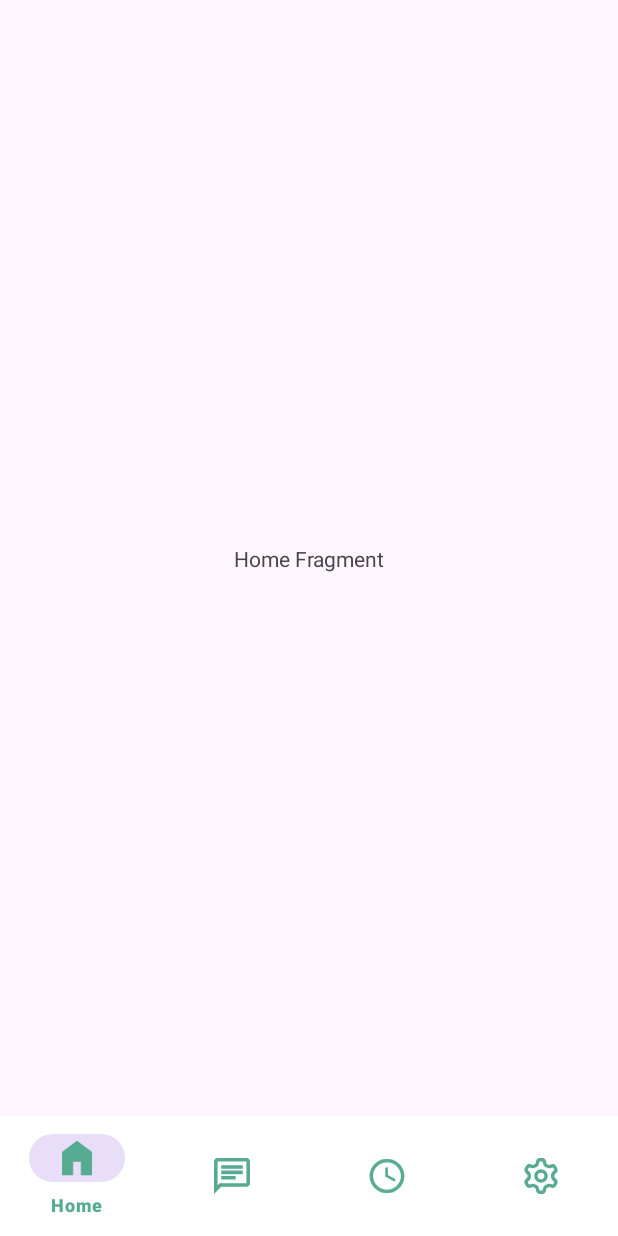
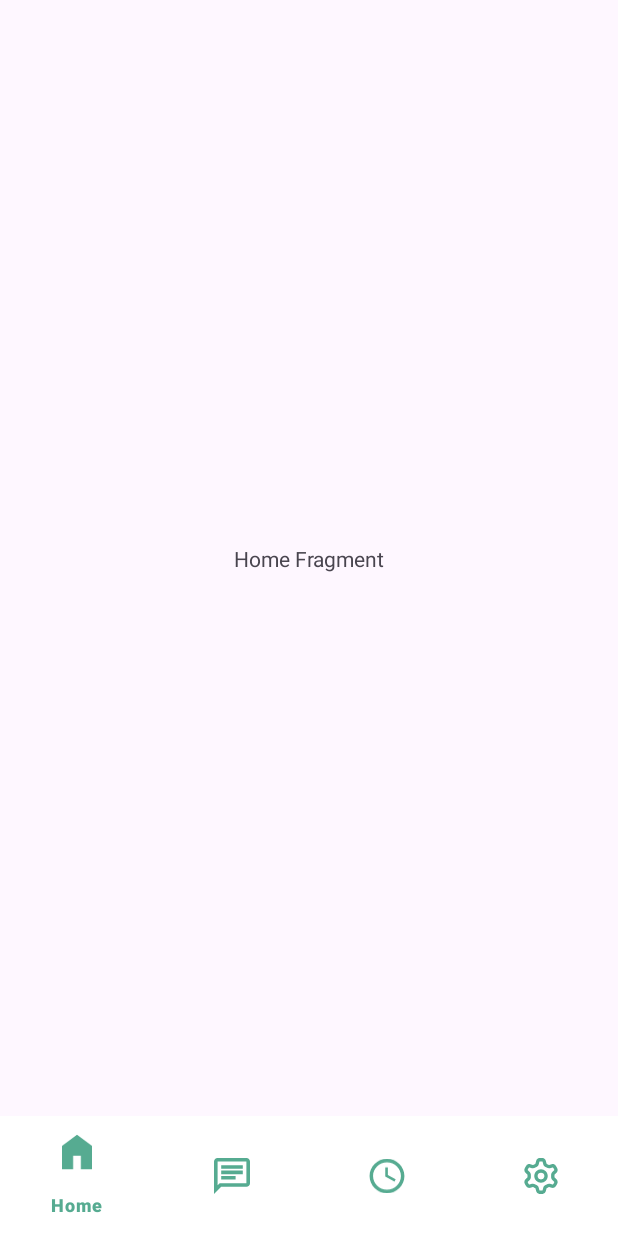
Before and after one commit to Keep-IN/Pijet.In, an Android app: the NavBarContainer screen opened directly, with no data from a screen before it, on a phone screen of 412 x 824 dp. Run offline under Robolectric (Android 15) with nearby library versions, the phone set to English and light mode, and no system bars.

Commit message:
Fixed navbar Style

```diff
--- a/app/src/main/java/com/example/pijetin/feature/Dashboard/NavBarContainer.kt
+++ b/app/src/main/java/com/example/pijetin/feature/Dashboard/NavBarContainer.kt
@@ -19,6 +19,7 @@ class NavBarContainer : AppCompatActivity() {
 
         binding.bottomNavigationView.selectedItemId = R.id.nav_home
         binding.bottomNavigationView.itemIconTintList = null
+        binding.bottomNavigationView.isItemActiveIndicatorEnabled = false
         binding.bottomNavigationView.setOnItemSelectedListener {
             when(it.itemId){
                 R.id.nav_home -> replaceFragment(HomeFragment())
--- a/app/src/main/res/layout/activity_nav_bar_container.xml
+++ b/app/src/main/res/layout/activity_nav_bar_container.xml
@@ -12,6 +12,7 @@
         android:layout_height="wrap_content"
         android:background="#FFFFFF"
         app:itemIconTint="@color/teal_700"
+        app:itemRippleColor="#56AB91"
         app:itemTextColor="#56AB91"
         app:layout_constraintBottom_toBottomOf="parent"
         app:layout_constraintEnd_toEndOf="parent"
```
